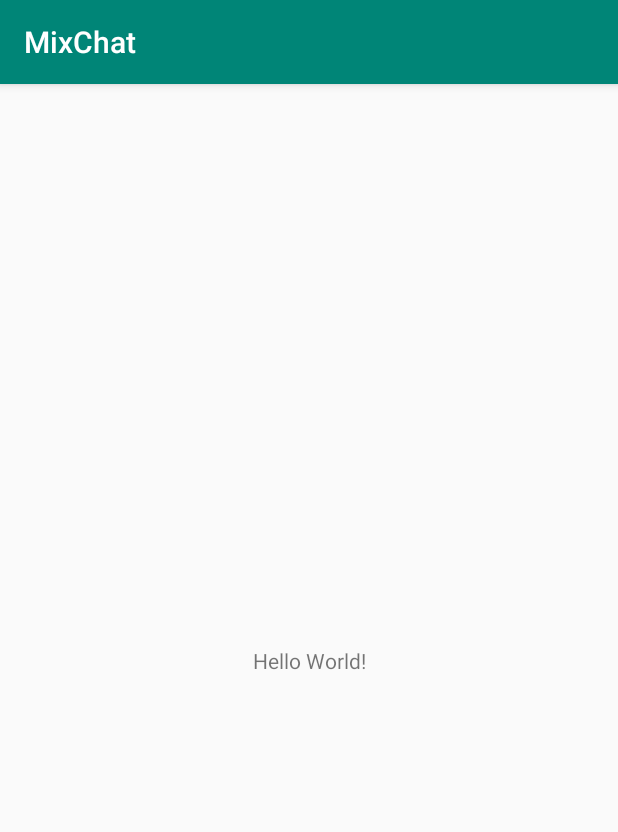
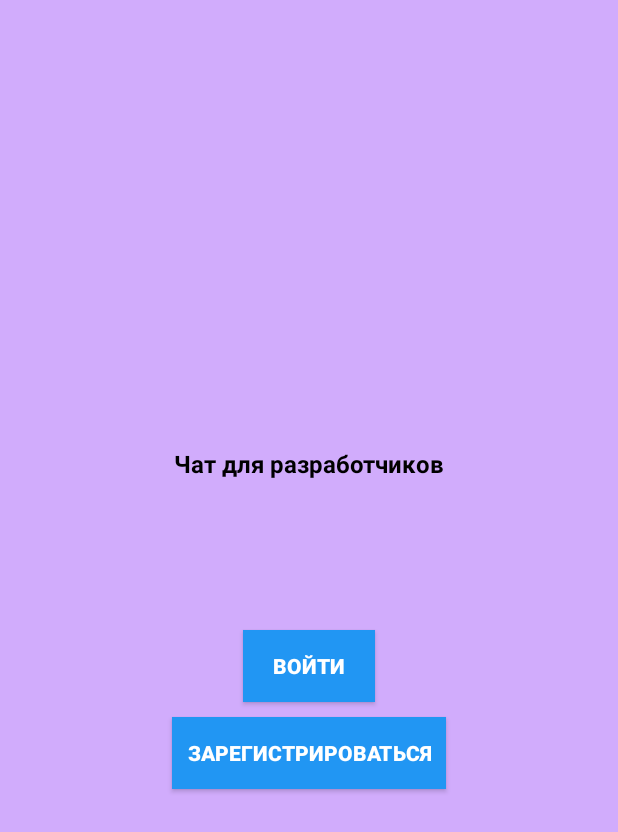
Before and after one commit to RustamKeneev/ushakChat2.0, an Android app: the screen it shows after launch (MainActivity before the commit, StartActivity after it), on a phone screen of 412 x 824 dp. Shown: the top 832 px of the screen. Run offline under Robolectric (Android 15) with nearby library versions, the phone set to English and light mode, and no system bars; our stand-ins replace Firebase (no records; nobody signed in at launch, a user with empty details on screens opened directly).

Commit message:
second commit

```diff
--- /dev/null
+++ b/app/src/main/java/com/example/mixchat/StartActivity.java
@@ -0,0 +1,55 @@
+package com.example.mixchat;
+
+import android.content.Intent;
+import android.support.v7.app.AppCompatActivity;
+import android.os.Bundle;
+import android.view.View;
+import android.widget.Button;
+
+import com.google.firebase.FirebaseApp;
+import com.google.firebase.auth.FirebaseAuth;
+import com.google.firebase.auth.FirebaseUser;
+
+public class StartActivity extends AppCompatActivity {
+
+    private Button login, register;
+    private FirebaseUser firebaseUser;
+
+    @Override
+    protected void onStart() {
+        super.onStart();
+        firebaseUser = FirebaseAuth.getInstance().getCurrentUser();
+
+        if (firebaseUser !=null){
+            Intent intent = new Intent(StartActivity.this,MainActivity.class);
+            startActivity(intent);
+            finish();
+        }
+    }
+
+    @Override
+    protected void onCreate(Bundle savedInstanceState) {
+        super.onCreate(savedInstanceState);
+        setContentView(R.layout.activity_start);
+
+//        FirebaseApp.initializeApp(this);
+
+
+        login = findViewById(R.id.login);
+        register = findViewById(R.id.register);
+
+        login.setOnClickListener(new View.OnClickListener() {
+            @Override
+            public void onClick(View v) {
+                startActivity(new Intent(StartActivity.this, LoginActivity.class));
+            }
+        });
+        register.setOnClickListener(new View.OnClickListener() {
+            @Override
+            public void onClick(View v) {
+                startActivity(new Intent(StartActivity.this,RegisterActivity.class));
+
+            }
+        });
+    }
+}
--- /dev/null
+++ b/app/src/main/res/layout/activity_start.xml
@@ -0,0 +1,42 @@
+<?xml version="1.0" encoding="utf-8"?>
+<LinearLayout
+    xmlns:android="http://schemas.android.com/apk/res/android"
+    xmlns:tools="http://schemas.android.com/tools"
+    android:orientation="vertical"
+    android:layout_width="match_parent"
+    android:layout_height="match_parent"
+    android:background="#D1ACFC"
+    android:gravity="center"
+    tools:context=".StartActivity">
+
+    <TextView
+        android:text="@string/text_for_developer"
+        android:textStyle="bold"
+        android:textSize="16sp"
+        android:textColor="#000"
+        android:layout_width="wrap_content"
+        android:layout_height="wrap_content"/>
+
+    <Button
+        android:id="@+id/login"
+        android:padding="10dp"
+        android:layout_marginTop="100dp"
+        android:text="@string/login"
+        android:textStyle="bold"
+        android:textColor="#fff"
+        android:background="@color/colorPrimaryDark"
+        android:layout_width="wrap_content"
+        android:layout_height="wrap_content" />
+
+    <Button
+        android:textColor="#fff"
+        android:textStyle="bold"
+        android:layout_marginTop="10dp"
+        android:padding="10dp"
+        android:id="@+id/register"
+        android:background="@color/colorPrimaryDark"
+        android:text="@string/register"
+        android:layout_width="wrap_content"
+        android:layout_height="wrap_content" />
+
+</LinearLayout>
--- a/app/src/main/res/values/colors.xml
+++ b/app/src/main/res/values/colors.xml
@@ -1,6 +1,6 @@
 <?xml version="1.0" encoding="utf-8"?>
 <resources>
-    <color name="colorPrimary">#008577</color>
-    <color name="colorPrimaryDark">#00574B</color>
+    <color name="colorPrimary">#33DA2D</color>
+    <color name="colorPrimaryDark">#2196F3</color>
     <color name="colorAccent">#D81B60</color>
 </resources>
--- a/app/src/main/res/values/strings.xml
+++ b/app/src/main/res/values/strings.xml
@@ -1,3 +1,14 @@
 <resources>
     <string name="app_name">MixChat</string>
+    <string name="user_name">Имя пользователя</string>
+    <string name="greate_new_account">Создайте новый аккаунт</string>
+    <string name="Email_user">Электронная почта пользователя</string>
+    <string name="password_user">Пароль пользователя</string>
+    <string name="register">зарегистрироваться</string>
+    <string name="login">Войти</string>
+    <string name="enter_login_text">Вход приложению</string>
+    <string name="chat">Чат</string>
+    <string name="login_in">авторизоваться</string>
+    <string name="please_login_in">Пожалуйста, войдите</string>
+    <string name="text_for_developer">Чат для разработчиков</string>
 </resources>
--- a/app/src/main/res/values/styles.xml
+++ b/app/src/main/res/values/styles.xml
@@ -1,11 +1,14 @@
 <resources>
 
     <!-- Base application theme. -->
-    <style name="AppTheme" parent="Theme.AppCompat.Light.DarkActionBar">
+    <style name="AppTheme" parent="Theme.AppCompat.Light.NoActionBar">
         <!-- Customize your theme here. -->
         <item name="colorPrimary">@color/colorPrimary</item>
         <item name="colorPrimaryDark">@color/colorPrimaryDark</item>
         <item name="colorAccent">@color/colorAccent</item>
     </style>
+    <style name="MenuStyle" parent="Theme.AppCompat.Light">
+        <item name="android:background">@android:color/white</item>
+    </style>
 
 </resources>
--- a/build.gradle
+++ b/build.gradle
@@ -7,7 +7,8 @@ buildscript {
 
     }
     dependencies {
-        classpath 'com.android.tools.build:gradle:3.3.2'
+        classpath 'com.android.tools.build:gradle:3.4.0'
+        classpath 'com.google.gms:google-services:4.2.0'
 
         // NOTE: Do not place your application dependencies here; they belong
         // in the individual module build.gradle files
```
Also changed, not shown: app/build.gradle (+14 -1 lines), app/src/main/AndroidManifest.xml (+8 -1 lines), app/src/main/java/com/example/mixchat/LoginActivity.java (added, +73 -0 lines), app/src/main/java/com/example/mixchat/MainActivity.java (+74 -0 lines), app/src/main/java/com/example/mixchat/Model/Users.java (added, +40 -0 lines), app/src/main/java/com/example/mixchat/RegisterActivity.java (added, +103 -0 lines), app/src/main/res/layout/activity_login.xml (added, +62 -0 lines), app/src/main/res/layout/activity_main.xml (+31 -12 lines), app/src/main/res/layout/activity_register.xml (added, +68 -0 lines), app/src/main/res/layout/bar_layout.xml (added, +11 -0 lines), app/src/main/res/menu/menu.xml (added, +8 -0 lines), gradle/wrapper/gradle-wrapper.properties.
